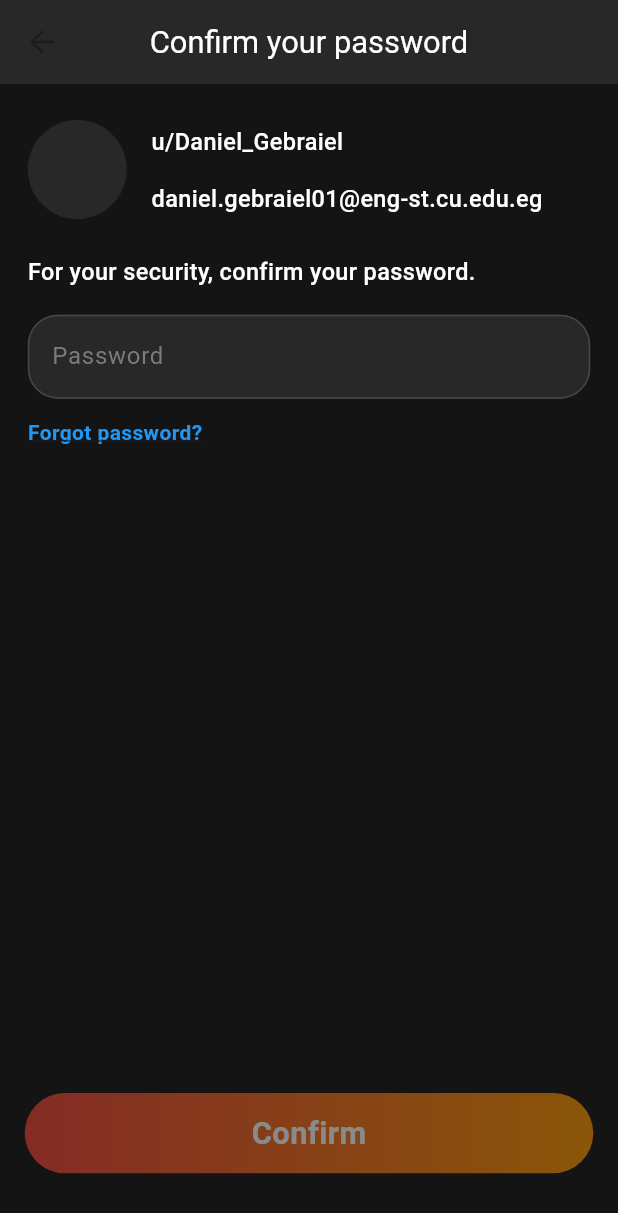
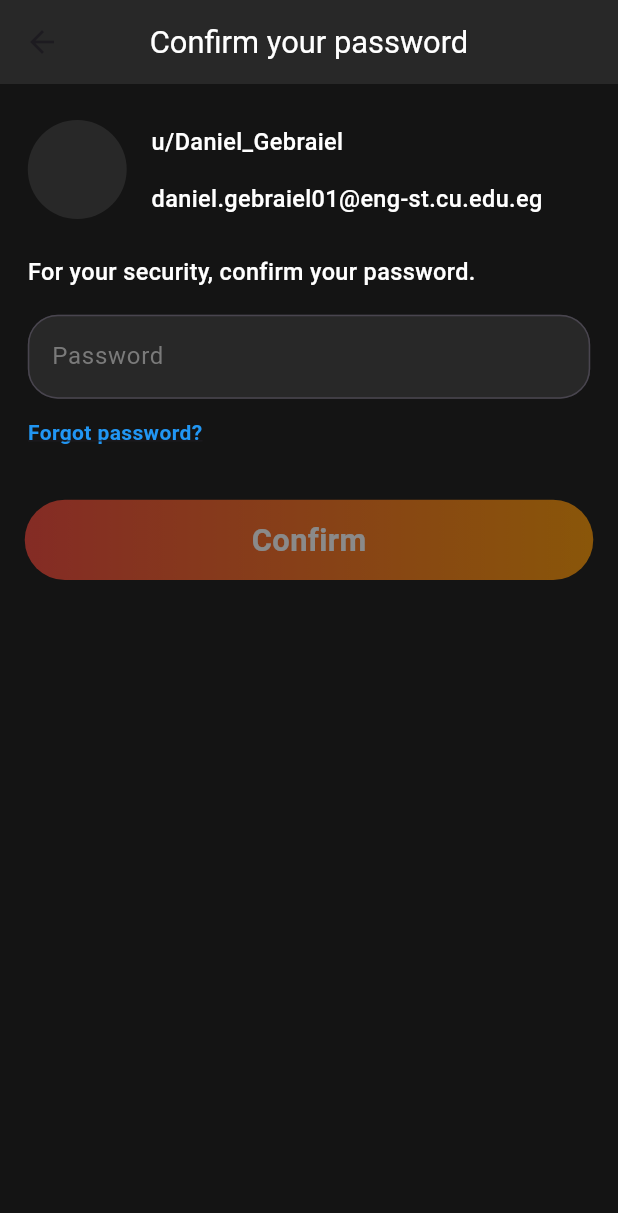
Before and after one commit to L-Ham/Cross, a Flutter app: the DisconnectScreen screen opened by its route, on a phone screen of 412 x 824 dp. Shown: the top 1213 px of the screen. Run offline on Flutter 3.47's test engine with Material 3 defaults, Android fonts, the phone set to English and light mode, and no system bars.

Commit message:
final adjustments on the disconnect connected accounts screen

```diff
--- a/lib/screens/connected_accounts_disconnect_screen.dart
+++ b/lib/screens/connected_accounts_disconnect_screen.dart
@@ -60,8 +60,7 @@
                               "u/Daniel_Gebraiel",
                               style: kDisconnectConnectedAccountsScreenTextStyle
                                   .copyWith(
-                                      fontSize:
-                                          ScreenSizeHandler.bigger * 0.019),
+                                      fontSize: ScreenSizeHandler.bigger * 0.019),
                             ),
                           ),
                           Padding(
@@ -72,8 +71,7 @@
                               "daniel.gebraiel01@eng-st.cu.edu.eg",
                               style: kDisconnectConnectedAccountsScreenTextStyle
                                   .copyWith(
-                                      fontSize:
-                                          ScreenSizeHandler.bigger * 0.019),
+                                      fontSize: ScreenSizeHandler.bigger * 0.019),
                             ),
                           )
                         ],
@@ -85,8 +83,8 @@
                         vertical: ScreenSizeHandler.bigger * 0.022),
                     child: Text(
                       "For your security, confirm your password.",
-                      style: kDisconnectConnectedAccountsScreenTextStyle
-                          .copyWith(fontSize: ScreenSizeHandler.bigger * 0.019),
+                      style: kDisconnectConnectedAccountsScreenTextStyle.copyWith(
+                          fontSize: ScreenSizeHandler.bigger * 0.019),
                     ),
                   ),
                   CredentialsTextField(
@@ -95,7 +93,7 @@
                     text: 'Password',
                     suffixIcon: isPassFocused
                         ? IconButton(
-                            icon: Icon(Icons.visibility_rounded),
+                            icon: const Icon(Icons.visibility_rounded),
                             onPressed: () {
                               setState(() {
                                 isPassObscure = !isPassObscure;
@@ -123,9 +121,6 @@
                   ),
                 ],
               ),
-            ),
-            SizedBox(
-              height: ScreenSizeHandler.screenHeight * 0.48,
             ),
             Padding(
               padding: EdgeInsets.symmetric(
```
